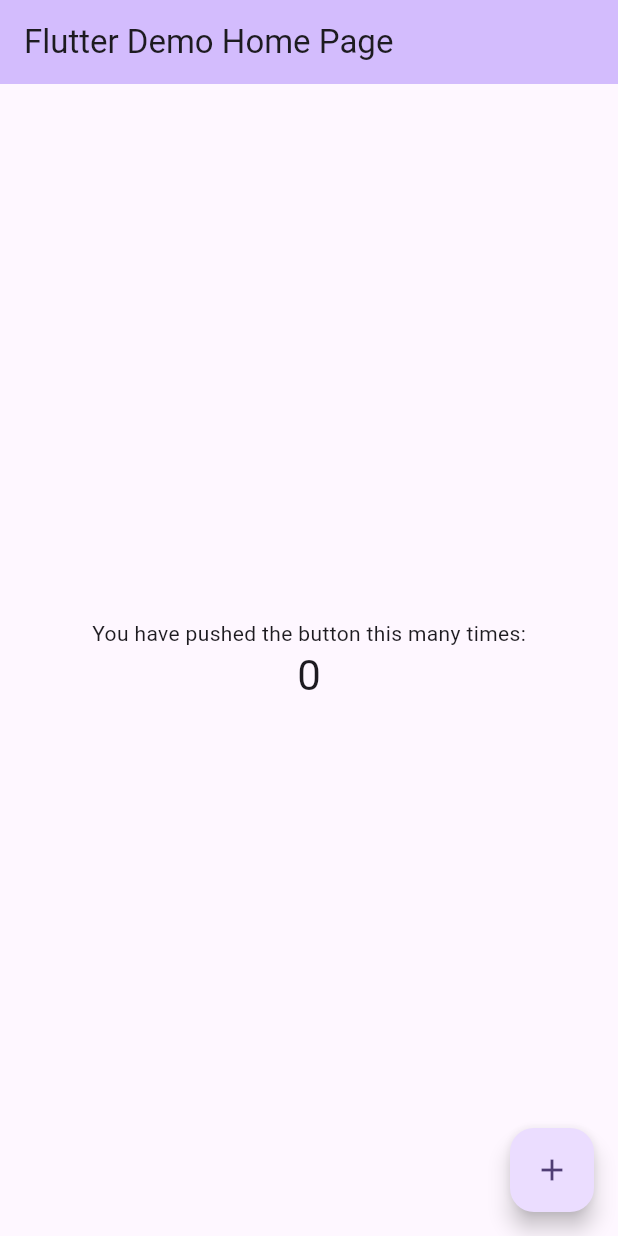
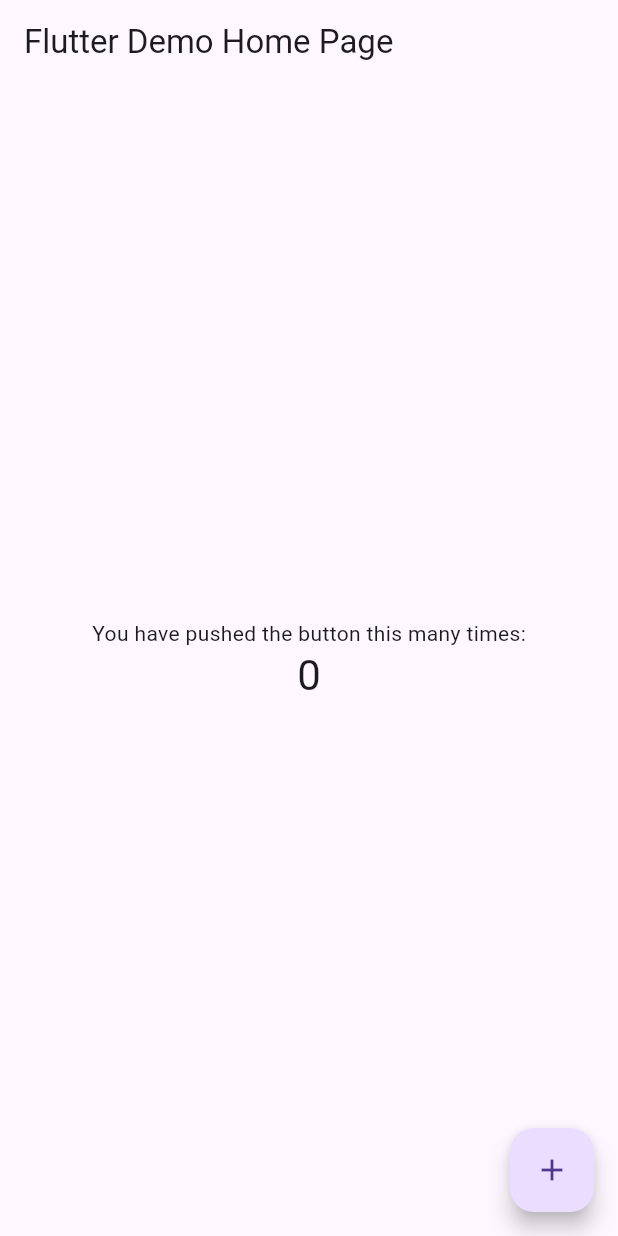
Before and after one commit to Anonymousbeliever/expense_tracker, a Flutter app: the screen it shows after launch, on a phone screen of 412 x 824 dp. Run offline on Flutter 3.47's test engine with Material 3 defaults, Android fonts, the phone set to English and light mode, and no system bars; our stand-ins replace firebase_core; accounts and stored records are empty.

Commit message:
started fresh

```diff
--- a/lib/main.dart
+++ b/lib/main.dart
@@ -7,28 +7,12 @@ void main() {
 class MyApp extends StatelessWidget {
   const MyApp({super.key});
 
-  // This widget is the root of your application.
   @override
   Widget build(BuildContext context) {
     return MaterialApp(
       title: 'Flutter Demo',
       theme: ThemeData(
-        // This is the theme of your application.
-        //
-        // TRY THIS: Try running your application with "flutter run". You'll see
-        // the application has a purple toolbar. Then, without quitting the app,
-        // try changing the seedColor in the colorScheme below to Colors.green
-        // and then invoke "hot reload" (save your changes or press the "hot
-        // reload" button in a Flutter-supported IDE, or press "r" if you used
-        // the command line to start the app).
-        //
-        // Notice that the counter didn't reset back to zero; the application
-        // state is not lost during the reload. To reset the state, use hot
-        // restart instead.
-        //
-        // This works for code too, not just values: Most code changes can be
-        // tested with just a hot reload.
-        colorScheme: ColorScheme.fromSeed(seedColor: Colors.deepPurple),
+        primarySwatch: Colors.blue,
       ),
       home: const MyHomePage(title: 'Flutter Demo Home Page'),
     );
@@ -37,15 +21,6 @@ class MyApp extends StatelessWidget {
 
 class MyHomePage extends StatefulWidget {
   const MyHomePage({super.key, required this.title});
-
-  // This widget is the home page of your application. It is stateful, meaning
-  // that it has a State object (defined below) that contains fields that affect
-  // how it looks.
-
-  // This class is the configuration for the state. It holds the values (in this
-  // case the title) provided by the parent (in this case the App widget) and
-  // used by the build method of the State. Fields in a Widget subclass are
-  // always marked "final".
 
   final String title;
 
@@ -58,53 +33,23 @@ class _MyHomePageState extends State<MyHomePage> {
 
   void _incrementCounter() {
     setState(() {
-      // This call to setState tells the Flutter framework that something has
-      // changed in this State, which causes it to rerun the build method below
-      // so that the display can reflect the updated values. If we changed
-      // _counter without calling setState(), then the build method would not be
-      // called again, and so nothing would appear to happen.
       _counter++;
     });
   }
 
   @override
   Widget build(BuildContext context) {
-    // This method is rerun every time setState is called, for instance as done
-    // by the _incrementCounter method above.
-    //
-    // The Flutter framework has been optimized to make rerunning build methods
-    // fast, so that you can just rebuild anything that needs updating rather
-    // than having to individually change instances of widgets.
     return Scaffold(
       appBar: AppBar(
-        // TRY THIS: Try changing the color here to a specific color (to
-        // Colors.amber, perhaps?) and trigger a hot reload to see the AppBar
-        // change color while the other colors stay the same.
-        backgroundColor: Theme.of(context).colorScheme.inversePrimary,
-        // Here we take the value from the MyHomePage object that was created by
-        // the App.build method, and use it to set our appbar title.
         title: Text(widget.title),
       ),
       body: Center(
-        // Center is a layout widget. It takes a single child and positions it
-        // in the middle of the parent.
         child: Column(
-          // Column is also a layout widget. It takes a list of children and
-          // arranges them vertically. By default, it sizes itself to fit its
-          // children horizontally, and tries to be as tall as its parent.
-          //
-          // Column has various properties to control how it sizes itself and
-          // how it positions its children. Here we use mainAxisAlignment to
-          // center the children vertically; the main axis here is the vertical
-          // axis because Columns are vertical (the cross axis would be
-          // horizontal).
-          //
-          // TRY THIS: Invoke "debug painting" (choose the "Toggle Debug Paint"
-          // action in the IDE, or press "p" in the console), to see the
-          // wireframe for each widget.
           mainAxisAlignment: MainAxisAlignment.center,
           children: <Widget>[
-            const Text('You have pushed the button this many times:'),
+            const Text(
+              'You have pushed the button this many times:',
+            ),
             Text(
               '$_counter',
               style: Theme.of(context).textTheme.headlineMedium,
@@ -116,7 +61,7 @@ class _MyHomePageState extends State<MyHomePage> {
         onPressed: _incrementCounter,
         tooltip: 'Increment',
         child: const Icon(Icons.add),
-      ), // This trailing comma makes auto-formatting nicer for build methods.
+      ),
     );
   }
 }
--- a/pubspec.yaml
+++ b/pubspec.yaml
@@ -16,12 +16,15 @@ dependencies:
   fluttertoast: ^8.2.4  # Toast notifications
 
   # Firebase
-  firebase_core: ^2.24.0
+  firebase_core: ^2.32.0
   firebase_auth: ^4.17.5
   cloud_firestore: ^4.15.6
 
   # State management
   provider: ^6.1.1
+
+  # Unique ID generation
+  uuid: ^3.0.7
 
   # Charts & Insights
   fl_chart: ^0.66.0
```
Also changed, not shown: firebase.json (added), lib/firebase_options.dart (added), lib/models/expense.dart (deleted), lib/providers/auth_provider.dart (deleted), lib/screens/add_expense_screen.dart (deleted), lib/screens/home_screen.dart (deleted), lib/screens/insights_screen.dart (deleted), lib/screens/login_screen.dart (deleted), lib/screens/profile_screen.dart (deleted), lib/screens/signup_screen.dart (deleted), lib/services/auth_service.dart (deleted), lib/services/firestore_service.dart (deleted), lib/utils/constants.dart (deleted), lib/widgets/custom_app_bar.dart (deleted), 2 more files, 3 other files.
